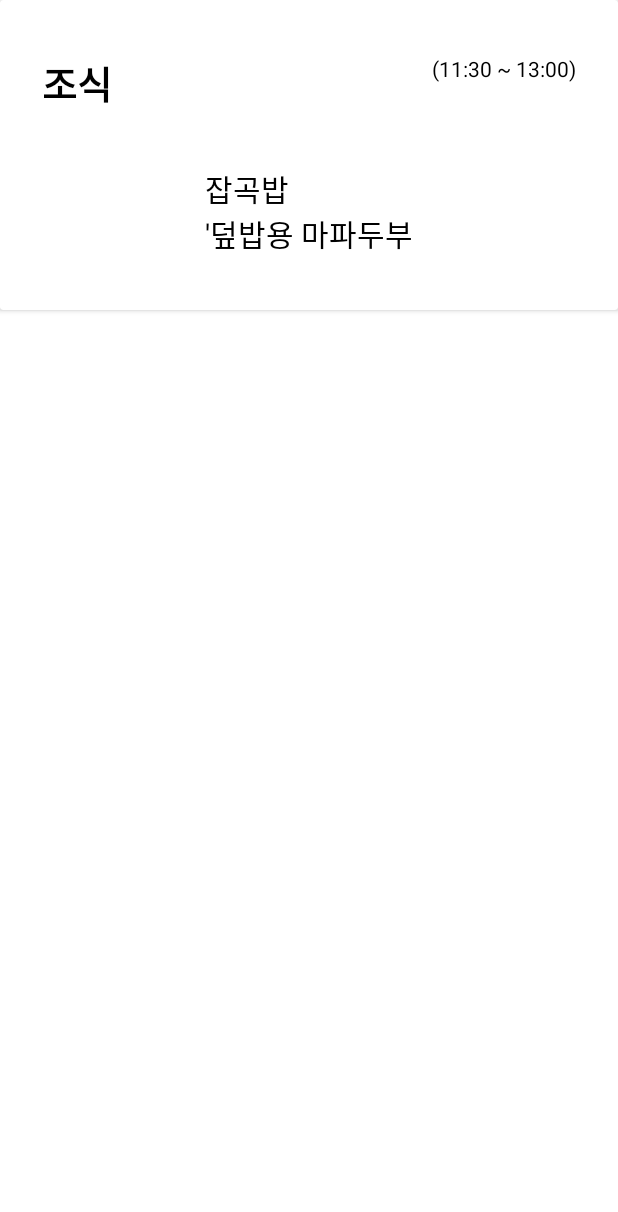
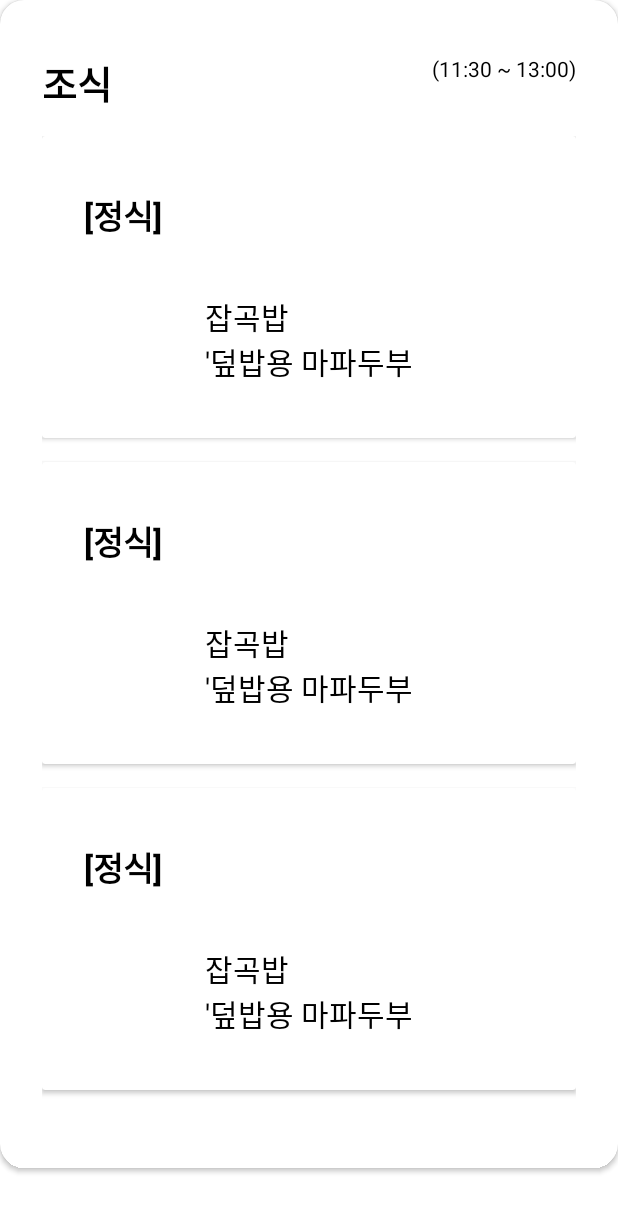
Before and after one commit to BraveSejin/HyuCafetgeria, an Android app: the layout list_item_meal.xml on its own in the app's theme, with its tools: preview values and no code run, on a phone screen of 412 x 824 dp. Shown: the top 1212 px of the screen. Run offline under Robolectric (Android 15) with nearby library versions, the phone set to English and light mode, and no system bars; network calls fail.

Commit message:
대충기능끝

```diff
--- a/app/src/main/java/com/sejin/hyucafeteria/adapters/MealAdapter.kt
+++ b/app/src/main/java/com/sejin/hyucafeteria/adapters/MealAdapter.kt
@@ -25,9 +25,13 @@ class MealAdapter : ListAdapter<Meal, MealAdapter.MealViewHolder>(MealDiffCallba
         holder.bind(getItem(position))
     }
 
-    class MealViewHolder(private val binding: ListItemMealBinding) : RecyclerView.ViewHolder(binding.root) {
+    class MealViewHolder(private val binding: ListItemMealBinding) :
+        RecyclerView.ViewHolder(binding.root) {
         fun bind(item: Meal) {
             binding.mealName.text = item.title
+            binding.menuRcv.adapter = MenuAdapter().apply {
+                submitList(item.menus)
+            }
         }
     }
 }
--- a/app/src/main/res/layout/list_item_meal.xml
+++ b/app/src/main/res/layout/list_item_meal.xml
@@ -5,6 +5,8 @@
 
     <androidx.cardview.widget.CardView
         android:layout_width="match_parent"
+        app:cardCornerRadius="16dp"
+        android:layout_marginBottom="16dp"
         android:layout_height="wrap_content">
 
         <androidx.constraintlayout.widget.ConstraintLayout
@@ -45,16 +47,18 @@
             </androidx.appcompat.widget.LinearLayoutCompat>
 
 
-            <TextView
-                android:id="@+id/menu_content"
-                android:layout_width="wrap_content"
+            <androidx.recyclerview.widget.RecyclerView
+                android:id="@+id/menu_rcv"
                 android:layout_height="wrap_content"
-                android:layout_marginTop="36dp"
-                android:textSize="20sp"
+                android:layout_width="match_parent"
+                app:layout_constraintTop_toBottomOf="@id/ll_top"
                 app:layout_constraintLeft_toLeftOf="parent"
                 app:layout_constraintRight_toRightOf="parent"
-                app:layout_constraintTop_toBottomOf="@id/ll_top"
-                tools:text="잡곡밥\n'덮밥용 마파두부" />
+                android:layout_marginTop="16dp"
+                app:layoutManager="androidx.recyclerview.widget.LinearLayoutManager"
+                tools:listitem="@layout/list_item_menu">
+
+            </androidx.recyclerview.widget.RecyclerView>
 
         </androidx.constraintlayout.widget.ConstraintLayout>
 
--- /dev/null
+++ b/app/src/main/res/layout/list_item_menu.xml
@@ -0,0 +1,64 @@
+<?xml version="1.0" encoding="utf-8"?>
+<layout xmlns:android="http://schemas.android.com/apk/res/android"
+    xmlns:app="http://schemas.android.com/apk/res-auto"
+    xmlns:tools="http://schemas.android.com/tools">
+
+    <androidx.cardview.widget.CardView
+        android:layout_width="match_parent"
+        android:layout_height="wrap_content"
+        android:layout_marginBottom="16dp"
+        >
+
+        <androidx.constraintlayout.widget.ConstraintLayout
+            android:layout_width="match_parent"
+            android:layout_height="wrap_content"
+            android:paddingHorizontal="28dp"
+            android:paddingVertical="36dp">
+
+            <androidx.appcompat.widget.LinearLayoutCompat
+                android:id="@+id/ll_top"
+                android:layout_width="match_parent"
+                android:layout_height="wrap_content"
+                android:orientation="horizontal"
+                app:layout_constraintLeft_toLeftOf="parent"
+                app:layout_constraintTop_toTopOf="parent">
+
+                <TextView
+                    android:id="@+id/menu_title"
+                    android:layout_width="wrap_content"
+                    android:layout_height="wrap_content"
+                    android:textColor="@color/black"
+                    android:textSize="22sp"
+                    android:textStyle="bold"
+                    tools:text="[정식]" />
+
+                <Space
+                    android:layout_width="0dp"
+                    android:layout_height="0dp"
+                    android:layout_weight="@integer/material_motion_duration_long_1" />
+
+<!--                <TextView-->
+<!--                    android:id="@+id/meal_time"-->
+<!--                    android:layout_width="wrap_content"-->
+<!--                    android:layout_height="wrap_content"-->
+<!--                    android:layout_gravity="right"-->
+<!--                    tools:text="(11:30 ~ 13:00)" />-->
+
+            </androidx.appcompat.widget.LinearLayoutCompat>
+
+
+            <TextView
+                android:id="@+id/menu_content"
+                android:layout_width="wrap_content"
+                android:layout_height="wrap_content"
+                android:layout_marginTop="36dp"
+                android:textSize="20sp"
+                app:layout_constraintLeft_toLeftOf="parent"
+                app:layout_constraintRight_toRightOf="parent"
+                app:layout_constraintTop_toBottomOf="@id/ll_top"
+                tools:text="잡곡밥\n'덮밥용 마파두부" />
+
+        </androidx.constraintlayout.widget.ConstraintLayout>
+
+    </androidx.cardview.widget.CardView>
+</layout>
```
Also changed, not shown: app/src/main/java/com/sejin/hyucafeteria/adapters/MenuAdapter.kt (added, +43 -0 lines), app/src/main/res/drawable/background_white_rounded16.xml (added, +8 -0 lines), app/src/main/res/layout/fragment_main.xml (+7 -3 lines).
